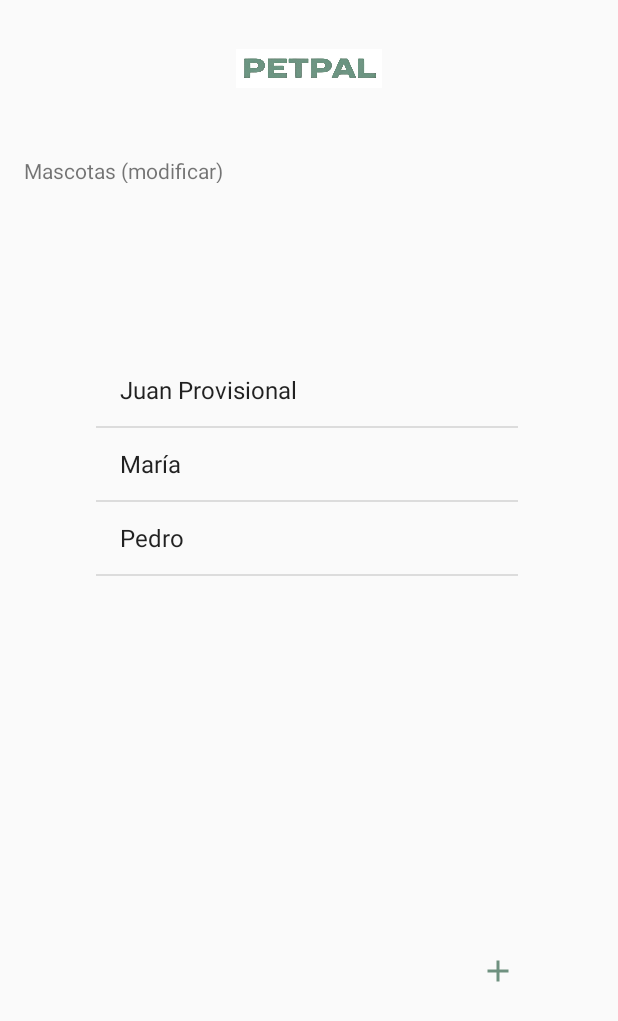
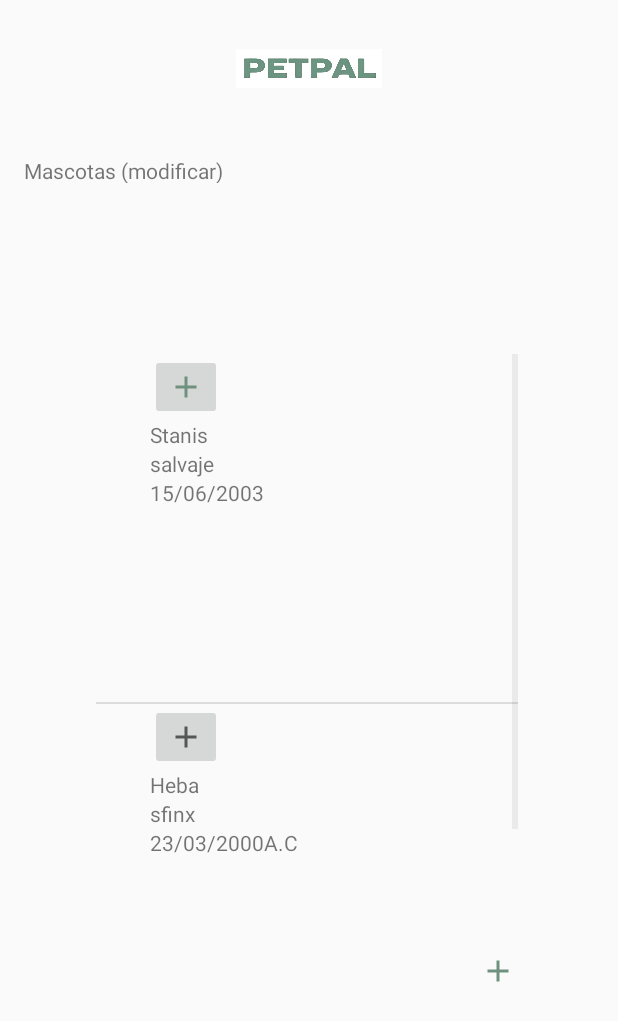
Before and after one commit to manriquer/petpal, an Android app: the Principal screen opened directly, with no data from a screen before it, on a phone screen of 412 x 824 dp. Shown: the top 1021 px of the screen. Run offline under Robolectric (Android 15) with nearby library versions, the phone set to English and light mode, and no system bars.

Commit message:
Creado una clase objeto para que pueda seralizar objetos y poder añadirlos a la listView, de momento todo manual sin base de datos, para como como seria desde el punto de usuario, proximanente probare si funciona el boton y si puede añadir a la listview.

```diff
--- /dev/null
+++ b/app/src/main/java/com/example/petpal/Animal.java
@@ -0,0 +1,51 @@
+package com.example.petpal;
+
+public class Animal {
+    private String nombre;
+    private String raza;
+    private String fechaNacimiento;
+    private int foto; // Aquí asumimos que la foto es un recurso drawable
+    // Constructor, getters y setters
+
+    public Animal(String nombre, String raza, String fechaNacimiento, int foto) {
+        this.nombre = nombre;
+        this.raza = raza;
+        this.fechaNacimiento = fechaNacimiento;
+        this.foto = foto;
+    }
+
+    public String getNombre() {
+        return nombre;
+    }
+
+    public void setNombre(String nombre) {
+        this.nombre = nombre;
+    }
+
+    public String getRaza() {
+        return raza;
+    }
+
+    public void setRaza(String raza) {
+        this.raza = raza;
+    }
+
+    public String getFechaNacimiento() {
+        return fechaNacimiento;
+    }
+
+    public void setFechaNacimiento(String fechaNacimiento) {
+        this.fechaNacimiento = fechaNacimiento;
+    }
+
+    public int getFoto() {
+        return foto;
+    }
+
+    public void setFoto(int foto) {
+        this.foto = foto;
+    }
+
+    public Animal() {
+    }
+}
--- a/app/src/main/java/com/example/petpal/InicioGoogle.java
+++ b/app/src/main/java/com/example/petpal/InicioGoogle.java
@@ -1,5 +1,6 @@
 package com.example.petpal;
 
+import android.annotation.SuppressLint;
 import android.app.Activity;
 import android.content.Intent;
 import android.os.Bundle;
@@ -43,7 +44,7 @@ public class InicioGoogle extends Activity {
 
         super.onCreate(savedInstanceState);
         setContentView(R.layout.inicio_google);
-
+        Button siguiente = findViewById(R.id.siguiente);
         mGoogleSignInButton = findViewById(R.id.sign_in);
         mGoogleSignInButton.setSize(SignInButton.SIZE_STANDARD);
         mGoogleSignInButton.setOnClickListener(new View.OnClickListener() {
@@ -77,7 +78,10 @@ public class InicioGoogle extends Activity {
             }
         });
     }
-
+    public void onClick(View v){
+        Intent intent = new Intent(InicioGoogle.this, Principal.class);
+        startActivity(intent);
+    }
     // [START on_start_check_user]
     @Override
     public void onStart() {
--- a/app/src/main/java/com/example/petpal/Principal.java
+++ b/app/src/main/java/com/example/petpal/Principal.java
@@ -1,11 +1,19 @@
 package com.example.petpal;
 
+import static com.example.petpal.R.drawable.baseline_add_24;
+import static com.example.petpal.R.drawable.icono;
+import static com.example.petpal.R.drawable.outline_add_24;
+
+import android.content.Context;
 import android.content.Intent;
 import android.media.Image;
 import android.os.Bundle;
+import android.view.LayoutInflater;
 import android.view.View;
+import android.view.ViewGroup;
 import android.widget.AdapterView;
 import android.widget.ArrayAdapter;
+import android.widget.BaseAdapter;
 import android.widget.Button;
 import android.widget.ImageView;
 import android.widget.ListView;
@@ -14,11 +22,12 @@ import android.widget.TextView;
 import androidx.appcompat.app.AppCompatActivity;
 
 import java.util.ArrayList;
+import java.util.List;
 
 public class Principal extends AppCompatActivity {
 
     TextView texto;
-    ListView lista;
+    ListView listViewAnimales;
     Button añadir;
 
     @Override
@@ -28,17 +37,17 @@ public class Principal extends AppCompatActivity {
 
         ImageView image = findViewById(R.id.petpal);
         texto = findViewById(R.id.textView4);
-        lista = findViewById(R.id.lista);
+        listViewAnimales = findViewById(R.id.lista);
          añadir = findViewById(R.id.button);
-        ArrayList<String> listaDeNombres = new ArrayList<>();
-        listaDeNombres.add("Juan Provisional");
-        listaDeNombres.add("María");
-        listaDeNombres.add("Pedro");
+        List<Animal> animales = new ArrayList<>();
+      Animal gato= new Animal("Stanis","salvaje","15/06/2003", baseline_add_24 );
+        animales.add(gato);
+        Animal perro = new Animal("Heba","sfinx","23/03/2000A.C",outline_add_24);
+        animales.add(perro);
+        AdaptadorAnimales adaptador = new AdaptadorAnimales(animales, this);
+        listViewAnimales.setAdapter(adaptador);
 
-        ArrayAdapter<String> adaptador = new ArrayAdapter<>(this, android.R.layout.simple_list_item_1, listaDeNombres);
-        lista.setAdapter(adaptador);
-
-        lista.setOnItemClickListener(new AdapterView.OnItemClickListener() {
+        listViewAnimales.setOnItemClickListener(new AdapterView.OnItemClickListener() {
             @Override
             public void onItemClick(AdapterView<?> parent, View view, int position, long id) {
                 // Obtén el elemento seleccionado del ListView
@@ -59,4 +68,50 @@ public class Principal extends AppCompatActivity {
             }
         });
     }
+    public class AdaptadorAnimales extends BaseAdapter {
+        private List<Animal> animales;
+        private Context contexto;
+
+        public AdaptadorAnimales(List<Animal> animales, Context contexto) {
+            this.animales = animales;
+            this.contexto = contexto;
+        }
+
+        @Override
+        public int getCount() {
+            return animales.size();
+        }
+
+        @Override
+        public Object getItem(int position) {
+            return animales.get(position);
+        }
+
+        @Override
+        public long getItemId(int position) {
+            return position;
+        }
+
+        @Override
+        public View getView(int position, View convertView, ViewGroup parent) {
+            if (convertView == null) {
+                LayoutInflater inflater = LayoutInflater.from(contexto);
+                convertView = inflater.inflate(R.layout.fila_animal, null);
+            }
+
+            ImageView imagen = convertView.findViewById(R.id.imagen_animal);
+            TextView nombre = convertView.findViewById(R.id.nombre_animal);
+            TextView raza = convertView.findViewById(R.id.raza_animal);
+            TextView fechaNacimiento = convertView.findViewById(R.id.fecha_nacimiento_animal);
+
+            Animal animal = animales.get(position);
+            imagen.setImageResource(animal.getFoto());
+            nombre.setText(animal.getNombre());
+            raza.setText(animal.getRaza());
+            fechaNacimiento.setText(animal.getFechaNacimiento());
+
+            return convertView;
+        }
+    }
+
 }
--- /dev/null
+++ b/app/src/main/res/layout/fila_animal.xml
@@ -0,0 +1,41 @@
+<?xml version="1.0" encoding="utf-8"?>
+<androidx.constraintlayout.widget.ConstraintLayout xmlns:android="http://schemas.android.com/apk/res/android"
+    xmlns:app="http://schemas.android.com/apk/res-auto"
+    xmlns:tools="http://schemas.android.com/tools"
+    android:layout_width="match_parent"
+    android:layout_height="match_parent">
+
+    <LinearLayout
+        android:layout_width="154dp"
+        android:layout_height="148dp"
+        android:layout_marginStart="36dp"
+        android:layout_marginBottom="84dp"
+        android:orientation="vertical"
+        app:layout_constraintBottom_toBottomOf="parent"
+        app:layout_constraintStart_toStartOf="parent">
+
+        <ImageButton
+            android:id="@+id/imagen_animal"
+            android:layout_width="wrap_content"
+            android:layout_height="wrap_content"
+            app:srcCompat="@android:mipmap/sym_def_app_icon" />
+
+        <TextView
+            android:id="@+id/nombre_animal"
+            android:layout_width="wrap_content"
+            android:layout_height="wrap_content"
+            android:text="TextView" />
+
+        <TextView
+            android:id="@+id/raza_animal"
+            android:layout_width="wrap_content"
+            android:layout_height="wrap_content"
+            android:text="TextView" />
+
+        <TextView
+            android:id="@+id/fecha_nacimiento_animal"
+            android:layout_width="wrap_content"
+            android:layout_height="wrap_content"
+            android:text="TextView" />
+    </LinearLayout>
+</androidx.constraintlayout.widget.ConstraintLayout>
--- a/app/src/main/res/layout/inicio_google.xml
+++ b/app/src/main/res/layout/inicio_google.xml
@@ -34,4 +34,15 @@
         android:text="TextView"
         app:layout_constraintStart_toStartOf="parent"
         app:layout_constraintTop_toTopOf="parent" />
+
+    <Button
+        android:id="@+id/siguiente"
+        android:layout_width="wrap_content"
+        android:layout_height="wrap_content"
+        android:layout_marginEnd="48dp"
+        android:layout_marginBottom="72dp"
+        android:onClick="onClick"
+        android:text="siguiente"
+        app:layout_constraintBottom_toBottomOf="parent"
+        app:layout_constraintEnd_toEndOf="parent" />
 </androidx.constraintlayout.widget.ConstraintLayout>
```
